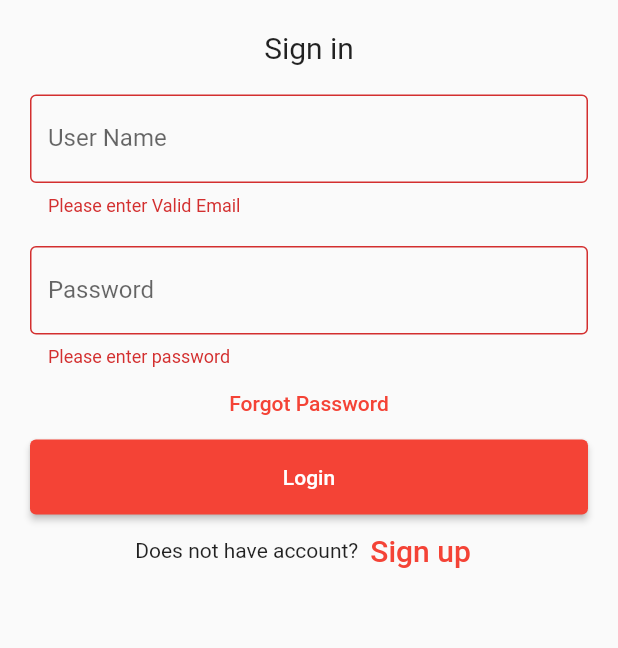
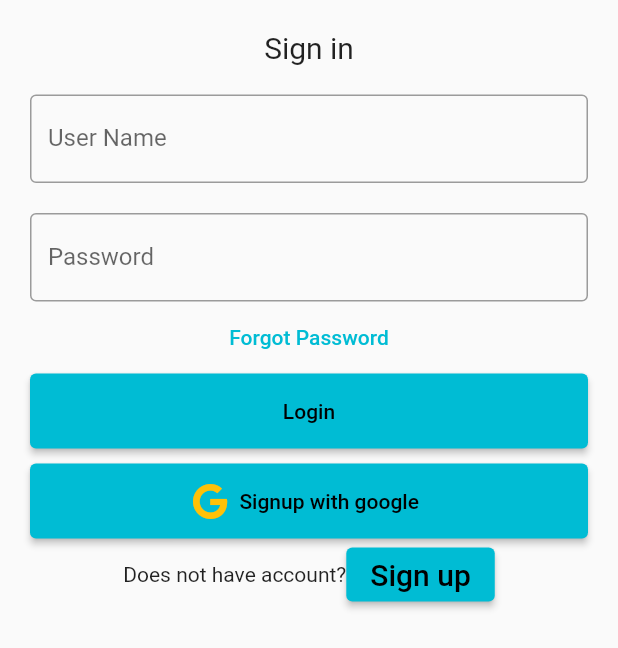
Before and after one commit to codewithumar/passwordmanagerFlutter, a Flutter app: the screen it shows after launch, after a tap on "Login", on a phone screen of 412 x 824 dp. Shown: the top 648 px of the screen. Run offline on Flutter 3.47's test engine with Material 2 defaults, Android fonts, the phone set to English and light mode, and no system bars; our stand-ins replace firebase_auth, firebase_core, font_awesome_flutter, google_sign_in, shared_preferences; accounts and stored records are empty.

Commit message:
BA8lcEMF User should be  login email/pass  google

```diff
--- a/lib/MyApp.dart
+++ b/lib/MyApp.dart
@@ -10,7 +10,7 @@ class MyApp extends StatelessWidget {
       debugShowCheckedModeBanner: false,
       title: 'Password Manger',
       theme: ThemeData(
-        primarySwatch: Colors.red,
+        primarySwatch: Colors.cyan,
       ),
       home: const MyHomePage(title: 'Password Manger'),
     );
@@ -29,6 +29,6 @@ class MyHomePage extends StatefulWidget {
 class _MyHomePageState extends State<MyHomePage> {
   @override
   Widget build(BuildContext context) {
-    return Scaffold(body: login());
+    return const login();
   }
 }
--- a/lib/Widgets/login.dart
+++ b/lib/Widgets/login.dart
@@ -1,6 +1,14 @@
 import 'package:firebase_auth/firebase_auth.dart';
 import 'package:flutter/material.dart';
-import 'package:passmanager/Widgets/passwordgeneratowidget.dart';
+import 'package:font_awesome_flutter/font_awesome_flutter.dart';
+import 'package:google_sign_in/google_sign_in.dart';
+import 'package:passmanager/Widgets/Singup.dart';
+import 'package:passmanager/Widgets/passwordGeneratoWidget.dart';
+import 'package:passmanager/Widgets/signup.dart';
+
+import 'package:passmanager/signin/Google_sign_in.dart';
+import 'package:provider/provider.dart';
+import 'package:shared_preferences/shared_preferences.dart';
 
 class login extends StatefulWidget {
   const login({Key? key}) : super(key: key);
@@ -10,16 +18,47 @@ class login extends StatefulWidget {
 }
 
 class _loginState extends State<login> {
-  final _formKey = GlobalKey<FormState>();
-  String? _email, _password;
+  final _formkey = GlobalKey<FormState>();
   final auth = FirebaseAuth.instance;
+  final user = FirebaseAuth.instance.currentUser;
+  final GoogleSignIn googleSignIn = GoogleSignIn(scopes: ['email']);
   TextEditingController nameController = TextEditingController();
   TextEditingController passwordController = TextEditingController();
+  String? email, password;
+  late SharedPreferences logindata;
+  late bool newuser;
+  @override
+  void initState() {
+    // TODO: implement initState
+
+    check_if_already_login();
+    super.initState();
+  }
+
+  @override
+  void dispose() {
+    // TODO: implement dispose
+    super.dispose();
+    nameController.dispose();
+    passwordController.dispose();
+  }
+
+  void check_if_already_login() async {
+    logindata = await SharedPreferences.getInstance();
+    newuser = (logindata.getBool('login') ?? true);
+    //print(newuser);
+    if (newuser == false) {
+      // Navigator.pushReplacement(context,
+      //     MaterialPageRoute(builder: (context) => const GeneratePassword()));
+      Navigator.of(context).pushReplacement(
+          MaterialPageRoute(builder: (context) => const GeneratePassword()));
+    }
+  }
+
   @override
   Widget build(BuildContext context) {
-    return Scaffold(
-      body: Form(
-        key: _formKey,
+    return Form(
+      child: Material(
         child: Padding(
             padding: const EdgeInsets.all(10),
             child: ListView(
@@ -35,17 +74,11 @@ class _loginState extends State<login> {
                 Container(
                   padding: const EdgeInsets.all(10),
                   child: TextFormField(
-                    validator: (value) {
-                      if (value == null || value.isEmpty) {
-                        return 'Please enter Valid Email';
-                      }
-                      return null;
-                    },
+                    keyboardType: TextInputType.emailAddress,
                     controller: nameController,
                     onChanged: (value) {
-                      setState(() {
-                        _email = value.trim();
-                      });
+                      email = value;
+                      setState(() {});
                     },
                     decoration: const InputDecoration(
                       border: OutlineInputBorder(),
@@ -57,17 +90,10 @@ class _loginState extends State<login> {
                   padding: const EdgeInsets.fromLTRB(10, 10, 10, 0),
                   child: TextFormField(
                     obscureText: true,
-                    validator: (value) {
-                      if (value == null || value.isEmpty) {
-                        return 'Please enter password';
-                      }
-                      return null;
-                    },
                     controller: passwordController,
                     onChanged: (value) {
-                      setState(() {
-                        _password = value.trim();
-                      });
+                      password = value;
+                      setState(() {});
                     },
                     decoration: const InputDecoration(
                       border: OutlineInputBorder(),
@@ -87,38 +113,49 @@ class _loginState extends State<login> {
                     child: ElevatedButton(
                       child: const Text('Login'),
                       onPressed: () async {
-                        if (_formKey.currentState!.validate()) {
-                          ScaffoldMessenger.of(context).showSnackBar(
-                            const SnackBar(content: Text('Processing Data')),
-                          );
-                        }
-
+                        logindata.setBool('login', false);
+                        logindata.setString('username', email!);
+                        showLoaderDialog(context);
                         try {
-                          await auth.signInWithEmailAndPassword(
-                              email: _email!, password: _password!);
-
                           Navigator.of(context).pushReplacement(
                               MaterialPageRoute(
-                                  builder: (context) => GeneratePassword()));
+                                  builder: (context) =>
+                                      const GeneratePassword()));
+                          buildsnackbar("Signed in");
                         } on FirebaseAuthException catch (error) {
-                          ScaffoldMessenger.of(context).showSnackBar(
-                              SnackBar(content: Text(error.message!)));
+                          buildsnackbar(error.toString());
                         }
-                        setState(() {});
                       },
                     )),
+                const SizedBox(height: 10),
+                Container(
+                  height: 50,
+                  padding: const EdgeInsets.fromLTRB(10, 0, 10, 0),
+                  child: ElevatedButton.icon(
+                      style: ElevatedButton.styleFrom(
+                        onPrimary: Colors.black,
+                      ),
+                      onPressed: () {
+                        signInWithGoogle();
+                      },
+                      icon: const FaIcon(
+                        FontAwesomeIcons.google,
+                        color: Colors.amber,
+                      ),
+                      label: const Text('Signup with google')),
+                ),
                 Row(
                   mainAxisAlignment: MainAxisAlignment.center,
                   children: <Widget>[
                     const Text('Does not have account?'),
-                    TextButton(
+                    ElevatedButton(
                       child: const Text(
                         'Sign up',
                         style: TextStyle(fontSize: 20),
                       ),
                       onPressed: () {
-                        auth.createUserWithEmailAndPassword(
-                            email: _email!, password: _password!);
+                        Navigator.of(context).pushReplacement(MaterialPageRoute(
+                            builder: (context) => const signup()));
                       },
                     )
                   ],
@@ -128,4 +165,51 @@ class _loginState extends State<login> {
       ),
     );
   }
+
+  buildsnackbar(String message) {
+    final snackbar = SnackBar(
+      content: Text(message),
+      backgroundColor: Colors.red,
+    );
+
+    ScaffoldMessenger.of(context)
+      ..removeCurrentMaterialBanner()
+      ..showSnackBar(snackbar);
+  }
+
+  showLoaderDialog(BuildContext context) {
+    AlertDialog alert = AlertDialog(
+      content: Row(
+        children: [
+          const CircularProgressIndicator(),
+          Container(
+              margin: const EdgeInsets.only(left: 7),
+              child: const Text("Loading...")),
+        ],
+      ),
+    );
+    showDialog(
+      barrierDismissible: false,
+      context: context,
+      builder: (BuildContext context) {
+        return alert;
+      },
+    );
+  }
+
+  Future<UserCredential> signInWithGoogle() async {
+    final GoogleSignInAccount? googleUser = await GoogleSignIn().signIn();
+
+    final GoogleSignInAuthentication? googleAuth =
+        await googleUser?.authentication;
+
+    final credential = GoogleAuthProvider.credential(
+      accessToken: googleAuth?.accessToken,
+      idToken: googleAuth?.idToken,
+    );
+    buildsnackbar("Loged in");
+    Navigator.of(context).pushReplacement(
+        MaterialPageRoute(builder: (context) => const GeneratePassword()));
+    return await FirebaseAuth.instance.signInWithCredential(credential);
+  }
 }
--- a/pubspec.yaml
+++ b/pubspec.yaml
@@ -37,6 +37,11 @@ dependencies:
   cupertino_icons: ^1.0.2
   firebase_core: ^1.20.0
   firebase_auth: ^3.6.0
+  google_sign_in: ^5.4.0
+  font_awesome_flutter: ^10.1.0
+  provider: ^6.0.3
+  shared_preferences: ^2.0.15
+
 
 dev_dependencies:
   flutter_test:
```
Also changed, not shown: lib/Widgets/Singup.dart (added, +109 -0 lines), lib/Widgets/passwordGeneratoWidget.dart (+26 -3 lines), lib/Widgets/signup.dart (added, +123 -0 lines), lib/signin/Google_sign_in.dart (added, +22 -0 lines), pubspec.lock, 2 other files.
